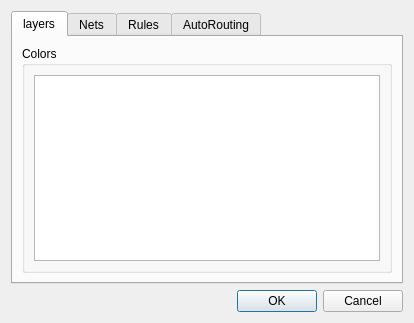
Old version of the form forms/preferences.ui in the repository udif/qautorouter-svn.
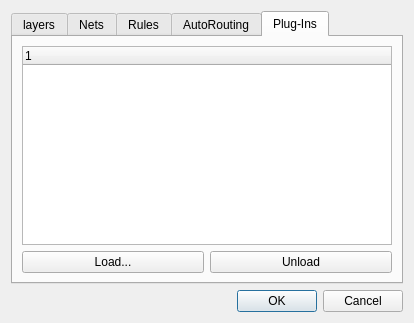
New version of the form. The open tabs and pages were chosen to show the change.

Commit message: Skeleton Plug-In interface is working.

Diff of the .ui file:
```diff
--- a/forms/preferences.ui
+++ b/forms/preferences.ui
@@ -63,6 +63,48 @@
        <string>AutoRouting</string>
       </attribute>
      </widget>
+     <widget class="QWidget" name="tab">
+      <attribute name="title">
+       <string>Plug-Ins</string>
+      </attribute>
+      <layout class="QGridLayout" name="gridLayout_4">
+       <item row="0" column="0" colspan="2">
+        <widget class="QTreeWidget" name="pluginTree">
+         <column>
+          <property name="text">
+           <string notr="true">1</string>
+          </property>
+         </column>
+        </widget>
+       </item>
+       <item row="1" column="0">
+        <widget class="QPushButton" name="addPluginButton">
+         <property name="maximumSize">
+          <size>
+           <width>1024</width>
+           <height>24</height>
+          </size>
+         </property>
+         <property name="text">
+          <string>Load...</string>
+         </property>
+        </widget>
+       </item>
+       <item row="1" column="1">
+        <widget class="QPushButton" name="removePluginButton">
+         <property name="maximumSize">
+          <size>
+           <width>1024</width>
+           <height>24</height>
+          </size>
+         </property>
+         <property name="text">
+          <string>Unload</string>
+         </property>
+        </widget>
+       </item>
+      </layout>
+     </widget>
     </widget>
    </item>
   </layout>
```
The commit also changes 7 other files.
